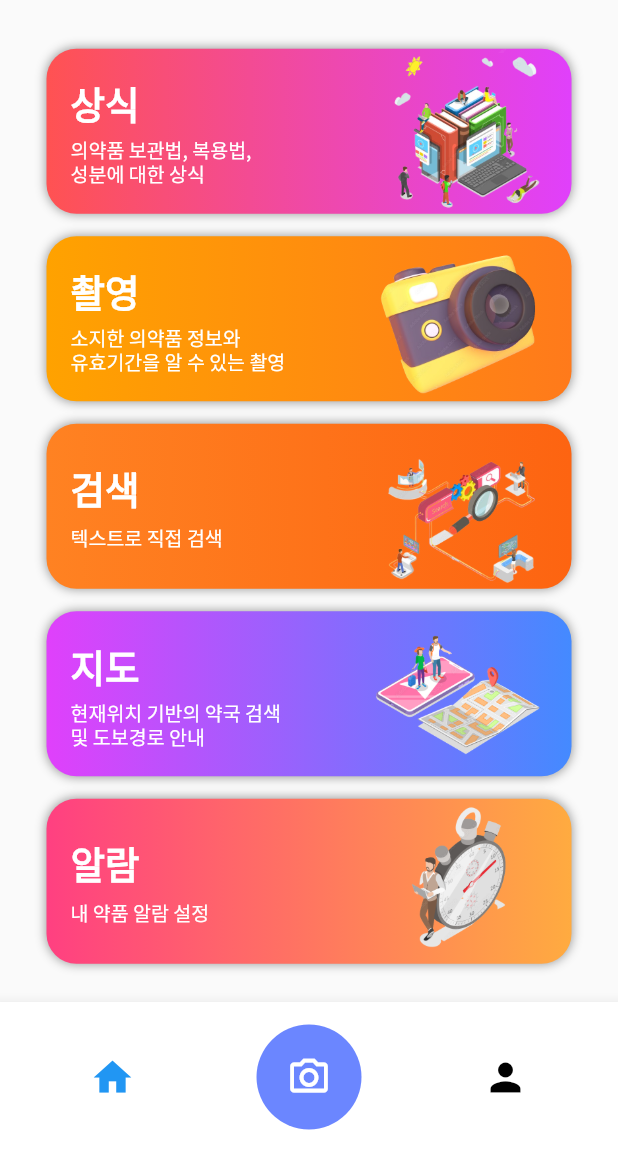
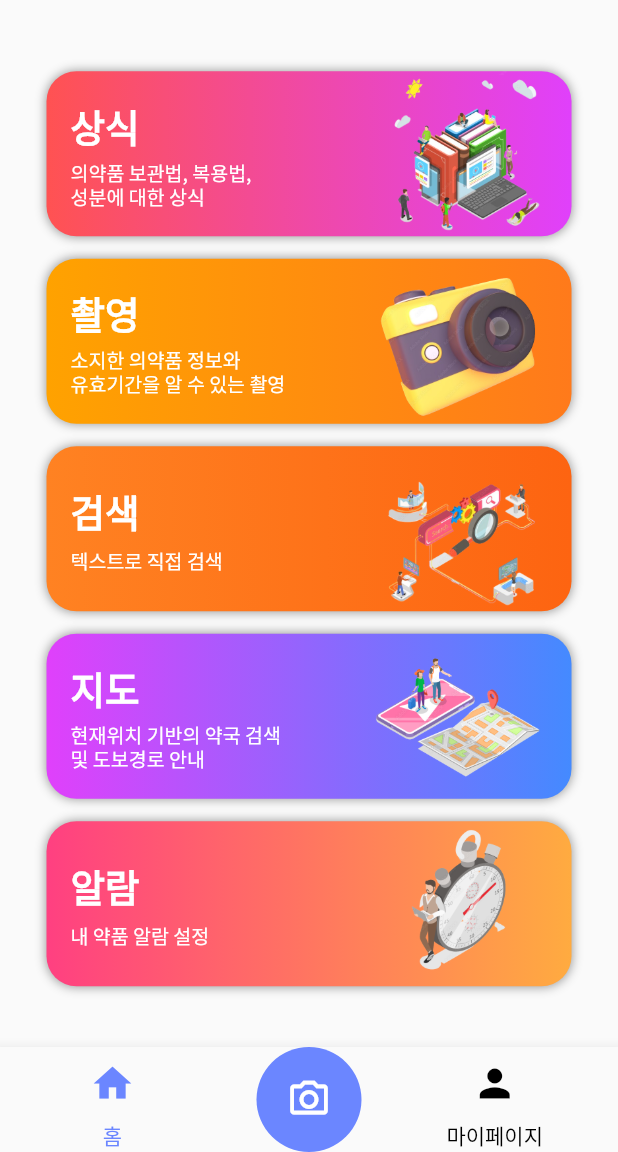
Before and after one commit to GDSC-SWU/2023-Medisight-SolutionChallenge, a Flutter app: the BottomNavi screen opened directly, on a phone screen of 412 x 824 dp, the part 84-1236 px from its top. Run offline on Flutter 3.47's test engine with Material 2 defaults, Android fonts, the phone set to English and light mode, and no system bars; our stand-ins replace assets_audio_player, camera, cloud_firestore, firebase_auth, firebase_core, flutter_tts and 7 more; missing offline and left inert: android_alarm_manager_plus, flutter_beep, flutter_qr_bar_scanner, flutter_ringtone_player, flutter_vibrate, google_mlkit_barcode_scanning; accounts and stored records are empty; statements that could not run were skipped.

Commit message:
MDS-112 feat: Modify bottom_navi ui

```diff
--- a/medisight/lib/screen/bottom_navi.dart
+++ b/medisight/lib/screen/bottom_navi.dart
@@ -2,6 +2,8 @@ import 'package:flutter/material.dart';
 import 'package:medisight/screen/camera_screen.dart';
 import 'home_screen.dart';
 import 'mypage_screen.dart';
+import 'package:medisight/theme/theme_provider.dart';
+import 'package:provider/provider.dart';
 
 class BottomNavi extends StatefulWidget {
   int selectedIndex;
@@ -53,6 +55,8 @@ class BottomNaviState extends State<BottomNavi> {
 
   @override
   Widget build(BuildContext context) {
+    final themeMode =
+        Provider.of<ThemeProvider>(context, listen: false).themeMode;
     return WillPopScope(
       onWillPop: () async {
         return !(await navigatorKeyList[widget.selectedIndex]
@@ -63,33 +67,82 @@ class BottomNaviState extends State<BottomNavi> {
         floatingActionButtonLocation: FloatingActionButtonLocation.centerDocked,
         bottomNavigationBar: BottomAppBar(
           child: Container(
-            height: 100,
+            color: Theme.of(context).canvasColor,
+            height: 70,
             child: Row(
               mainAxisSize: MainAxisSize.max,
               mainAxisAlignment: MainAxisAlignment.spaceBetween,
               children: <Widget>[
+                Column(
+                  mainAxisAlignment: MainAxisAlignment.center,
+                  crossAxisAlignment: CrossAxisAlignment.center,
+                  children: [
                     IconButton(
                       iconSize: 30.0,
                       padding: EdgeInsets.only(left: 60.0),
                       icon: Icon(Icons.home,
                           color: widget.selectedIndex == 0
-                          ? Colors.blue
-                          : Colors.black),
+                              ? (themeMode == ThemeMode.light
+                                  ? Color.fromARGB(255, 107, 134, 255)
+                                  : Color.fromARGB(255, 255, 214, 0))
+                              : (themeMode == ThemeMode.light
+                                  ? Colors.black
+                                  : Colors.white)),
                       onPressed: () {
                         onItemTapped(0);
                       },
                     ),
+                    Container(
+                      padding: EdgeInsets.only(left: 60.0),
+                      child: Text(
+                        '홈',
+                        style: TextStyle(
+                            color: widget.selectedIndex == 0
+                                ? (themeMode == ThemeMode.light
+                                    ? Color.fromARGB(255, 107, 134, 255)
+                                    : Color.fromARGB(255, 255, 214, 0))
+                                : (themeMode == ThemeMode.light
+                                    ? Colors.black
+                                    : Colors.white)),
+                      ),
+                    ),
+                  ],
+                ),
+                Column(
+                  mainAxisAlignment: MainAxisAlignment.center,
+                  crossAxisAlignment: CrossAxisAlignment.center,
+                  children: [
                     IconButton(
                       iconSize: 30.0,
-                  padding: EdgeInsets.only(right: 60.0),
+                      padding: EdgeInsets.only(right: 50.0),
                       icon: Icon(Icons.person,
                           color: widget.selectedIndex == 2
-                          ? Colors.blue
-                          : Colors.black),
+                              ? (themeMode == ThemeMode.light
+                                  ? Color.fromARGB(255, 107, 134, 255)
+                                  : Color.fromARGB(255, 255, 214, 0))
+                              : (themeMode == ThemeMode.light
+                                  ? Colors.black
+                                  : Colors.white)),
                       onPressed: () {
                         onItemTapped(2);
                       },
-                )
+                    ),
+                    Container(
+                      padding: EdgeInsets.only(right: 50.0),
+                      child: Text(
+                        '마이페이지',
+                        style: TextStyle(
+                            color: widget.selectedIndex == 2
+                                ? (themeMode == ThemeMode.light
+                                    ? Color.fromARGB(255, 107, 134, 255)
+                                    : Color.fromARGB(255, 255, 214, 0))
+                                : (themeMode == ThemeMode.light
+                                    ? Colors.black
+                                    : Colors.white)),
+                      ),
+                    ),
+                  ],
+                ),
               ],
             ),
           ),
@@ -112,7 +165,9 @@ class BottomNaviState extends State<BottomNavi> {
                 },
                 child: Icon(
                   Icons.camera_alt_outlined,
-                  color: Colors.white,
+                  color: themeMode == ThemeMode.light
+                      ? Colors.white
+                      : Colors.black,
                 ),
                 elevation: 0,
               ),
```
Lines whose indentation alone changed are shown as unchanged.
